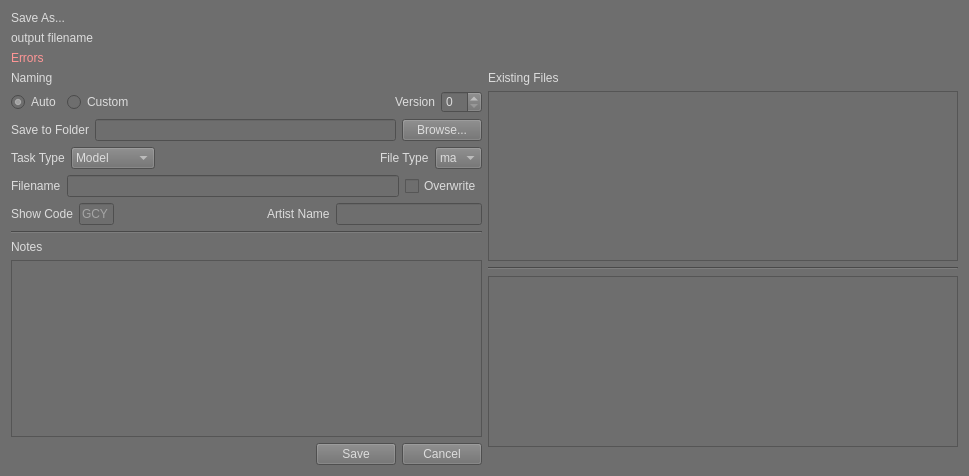
This is ui/superSaver_UI.ui in SleepDeprivedVFX/versionUp as Qt 5 draws it before an edit. The edited form follows.
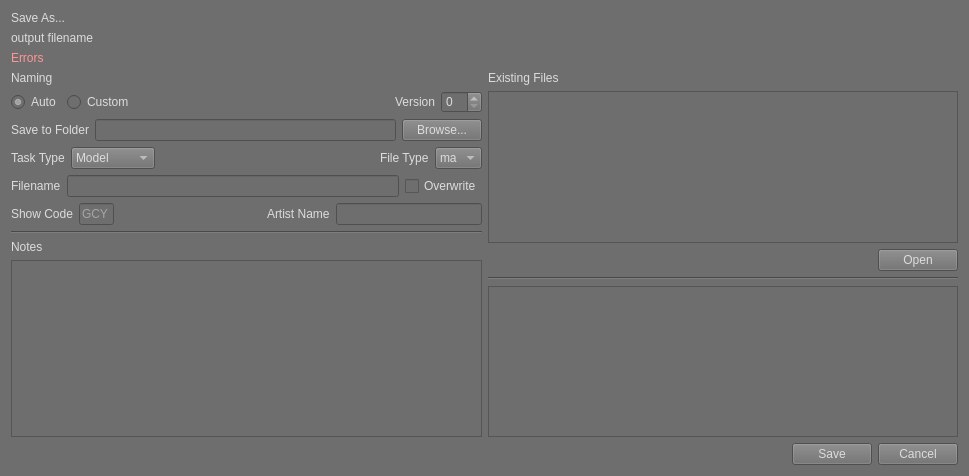
This is the edited form.

Commit message: Updated UI to include an "Open" feature

```diff
--- a/ui/superSaver_UI.ui
+++ b/ui/superSaver_UI.ui
@@ -330,37 +330,6 @@
          </item>
         </layout>
        </item>
-       <item>
-        <layout class="QHBoxLayout" name="buttons_layout">
-         <item>
-          <spacer name="buttons_spacer">
-           <property name="orientation">
-            <enum>Qt::Horizontal</enum>
-           </property>
-           <property name="sizeHint" stdset="0">
-            <size>
-             <width>40</width>
-             <height>20</height>
-            </size>
-           </property>
-          </spacer>
-         </item>
-         <item>
-          <widget class="QPushButton" name="save_btn">
-           <property name="text">
-            <string>Save</string>
-           </property>
-          </widget>
-         </item>
-         <item>
-          <widget class="QPushButton" name="cancel_btn">
-           <property name="text">
-            <string>Cancel</string>
-           </property>
-          </widget>
-         </item>
-        </layout>
-       </item>
       </layout>
      </item>
      <item>
@@ -377,6 +346,30 @@
          <item>
           <widget class="QListWidget" name="existingFile_list"/>
          </item>
+         <item>
+          <layout class="QHBoxLayout" name="open_btn_layout">
+           <item>
+            <spacer name="horizontalSpacer_2">
+             <property name="orientation">
+              <enum>Qt::Horizontal</enum>
+             </property>
+             <property name="sizeHint" stdset="0">
+              <size>
+               <width>40</width>
+               <height>20</height>
+              </size>
+             </property>
+            </spacer>
+           </item>
+           <item>
+            <widget class="QPushButton" name="open_btn">
+             <property name="text">
+              <string>Open</string>
+             </property>
+            </widget>
+           </item>
+          </layout>
+         </item>
         </layout>
        </item>
        <item>
@@ -410,6 +403,37 @@
      </item>
     </layout>
    </item>
+   <item>
+    <layout class="QHBoxLayout" name="buttons_layout">
+     <item>
+      <spacer name="buttons_spacer">
+       <property name="orientation">
+        <enum>Qt::Horizontal</enum>
+       </property>
+       <property name="sizeHint" stdset="0">
+        <size>
+         <width>40</width>
+         <height>20</height>
+        </size>
+       </property>
+      </spacer>
+     </item>
+     <item>
+      <widget class="QPushButton" name="save_btn">
+       <property name="text">
+        <string>Save</string>
+       </property>
+      </widget>
+     </item>
+     <item>
+      <widget class="QPushButton" name="cancel_btn">
+       <property name="text">
+        <string>Cancel</string>
+       </property>
+      </widget>
+     </item>
+    </layout>
+   </item>
   </layout>
  </widget>
  <tabstops>
```
The commit also changes 2 other files.
